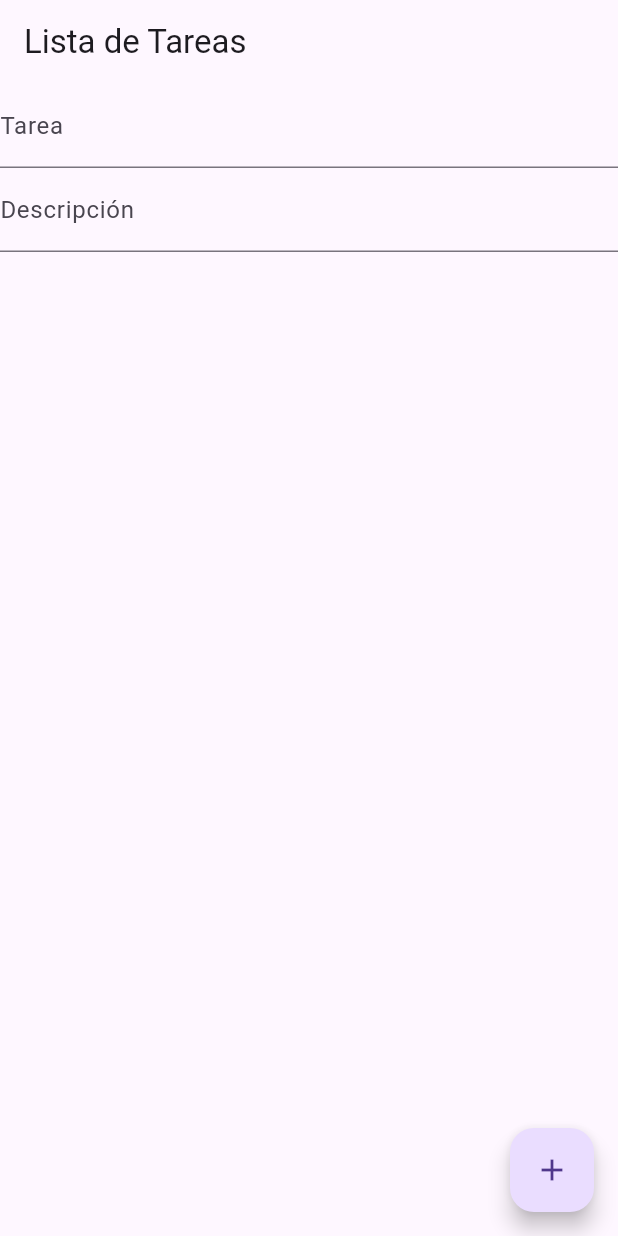
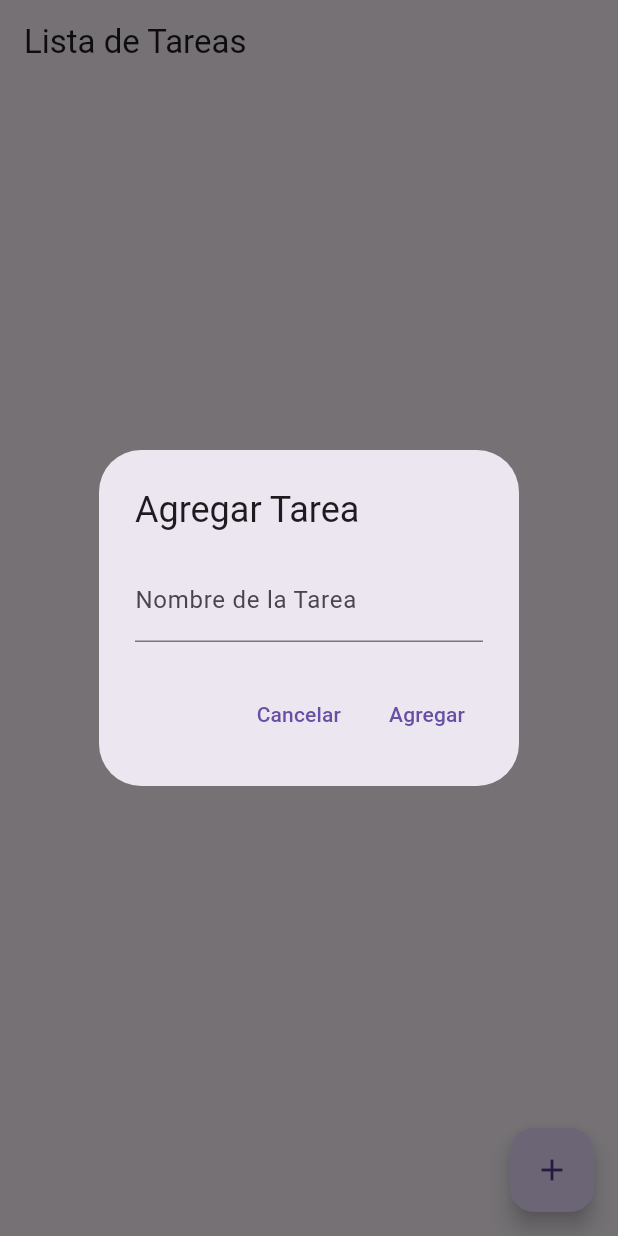
Before and after one commit to Sanspeen/todo_app, a Flutter app: the screen it shows after launch, after a tap on the "add" icon, on a phone screen of 412 x 824 dp. Run offline on Flutter 3.47's test engine with Material 3 defaults, Android fonts, the phone set to English and light mode, and no system bars.

Commit message:
Created modal with capability to create a task with their title or cancel that action

```diff
--- a/lib/main.dart
+++ b/lib/main.dart
@@ -27,14 +27,44 @@ class _TodoListScreenState extends State<TodoListScreen> {
   final TextEditingController _descriptionController = TextEditingController();
   final List<TodoItem> _todos = [];
 
+  void _showAddTodoDialog(BuildContext context) {
+    showDialog(
+      context: context,
+      builder: (BuildContext context) {
+        return AlertDialog(
+          title: Text('Agregar Tarea'),
+          content: TextField(
+            controller: _taskController,
+            decoration: InputDecoration(
+              labelText: 'Nombre de la Tarea',
+            ),
+          ),
+          actions: <Widget>[
+            TextButton(
+              onPressed: () {
+                Navigator.of(context).pop();
+              },
+              child: Text('Cancelar'),
+            ),
+            TextButton(
+              onPressed: () {
+                _addTodo();
+                Navigator.of(context).pop();
+              },
+              child: Text('Agregar'),
+            ),
+          ],
+        );
+      },
+    );
+  }
+
   void _addTodo() {
     setState(() {
       String newTask = _taskController.text;
-      String newDescription = _descriptionController.text;
       if (newTask.isNotEmpty) {
-        _todos.add(TodoItem(task: newTask, description: newDescription, completed: false));
+        _todos.add(TodoItem(task: newTask, description: "", completed: false));
         _taskController.clear();
-        _descriptionController.clear();
       }
     });
   }
@@ -59,20 +89,6 @@ class _TodoListScreenState extends State<TodoListScreen> {
       ),
       body: Column(
         children: <Widget>[
-          TextField(
-            controller: _taskController,
-            decoration: InputDecoration(
-              labelText: 'Tarea',
-            ),
-            onSubmitted: (_) => _addTodo(),
-          ),
-          TextField(
-            controller: _descriptionController,
-            decoration: InputDecoration(
-              labelText: 'Descripción',
-            ),
-            onSubmitted: (_) => _addTodo(),
-          ),
           SizedBox(height: 20),
           Expanded(
             child: ListView.builder(
@@ -101,7 +117,9 @@ class _TodoListScreenState extends State<TodoListScreen> {
         ],
       ),
       floatingActionButton: FloatingActionButton(
-        onPressed: _addTodo,
+        onPressed: () {
+          _showAddTodoDialog(context);
+        },
         tooltip: 'Agregar Tarea',
         child: Icon(Icons.add),
       ),
```
